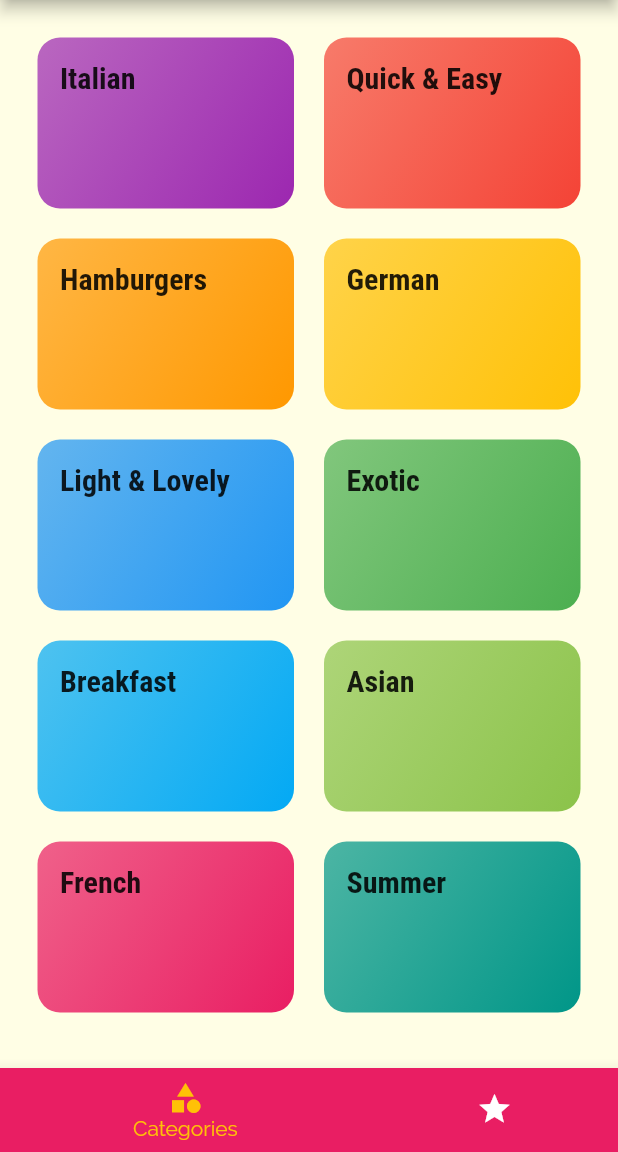
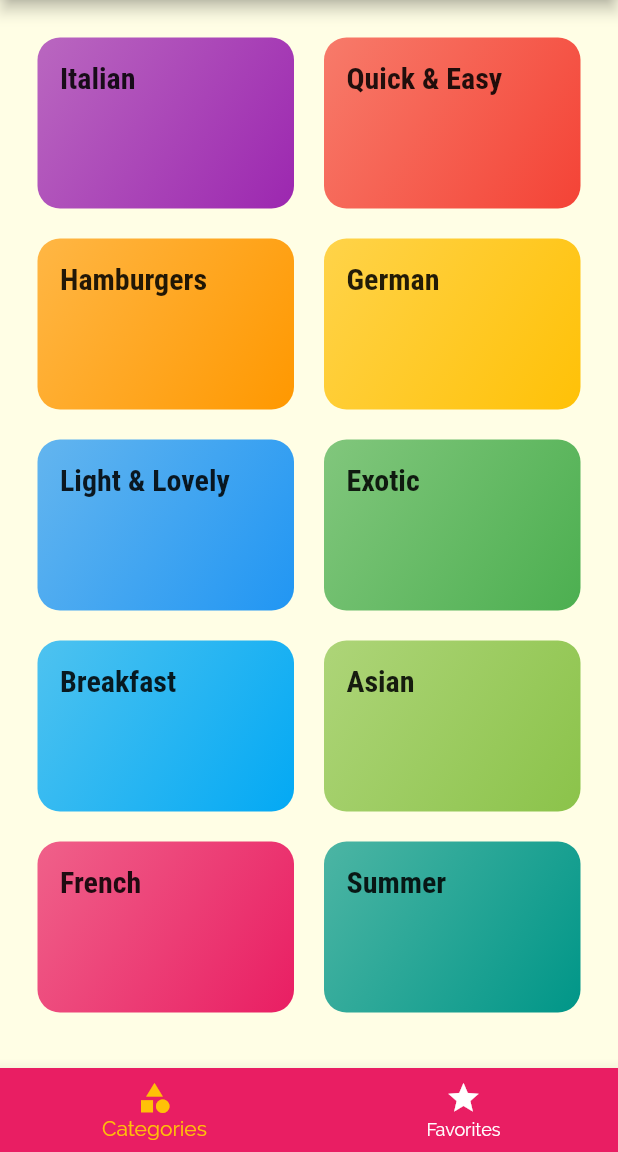
Before and after one commit to Reiko-Developer/MealsApp, a Flutter app: the screen it shows after launch, in the side drawer, after a tap on "Meals", on a phone screen of 412 x 824 dp, the part 84-1236 px from its top. Run offline on Flutter 3.47's test engine with Material 2 defaults, Android fonts, the phone set to English and light mode, and no system bars.

```diff
--- a/lib/screens/categories_screen.dart
+++ b/lib/screens/categories_screen.dart
@@ -1,17 +1,21 @@
 import 'package:flutter/material.dart';
 
 import '../dummy_data.dart';
-
 import '../widgets/category_item.dart';
 
 class CategoriesScreen extends StatelessWidget {
   @override
   Widget build(BuildContext context) {
     return GridView(
-      padding: EdgeInsets.all(25),
+      padding: const EdgeInsets.all(25),
       children: DUMMY_CATEGORIES
-          .map((catData) =>
-              CategoryItem(catData.id, catData.title, catData.color))
+          .map(
+            (catData) => CategoryItem(
+              catData.id,
+              catData.title,
+              catData.color,
+            ),
+          )
           .toList(),
       gridDelegate: SliverGridDelegateWithMaxCrossAxisExtent(
         maxCrossAxisExtent: 200,
--- a/lib/screens/tabs_screen.dart
+++ b/lib/screens/tabs_screen.dart
@@ -1,35 +1,36 @@
 import 'package:flutter/material.dart';
 
+import '../widgets/main_drawer.dart';
+import './favorites_screen.dart';
+import './categories_screen.dart';
 import '../models/meal.dart';
 
-import './favorites_screen.dart';
-import './categories_screen.dart';
-import '../widgets/main_drawer.dart';
-
-class TabScreen extends StatefulWidget {
+class TabsScreen extends StatefulWidget {
   final List<Meal> favoriteMeals;
 
-  TabScreen(this.favoriteMeals);
+  TabsScreen(this.favoriteMeals);
 
   @override
-  _TabScreenState createState() => _TabScreenState();
+  _TabsScreenState createState() => _TabsScreenState();
 }
 
-class _TabScreenState extends State<TabScreen> {
+class _TabsScreenState extends State<TabsScreen> {
   List<Map<String, Object>> _pages;
-
   int _selectedPageIndex = 0;
 
-  //it's not posible to refer properties when inside the properties scope.
-  //_selectedPageIndex = _pages; //this gives an error.
-
   @override
-  initState() {
+  void initState() {
+    _pages = [
+      {
+        'page': CategoriesScreen(),
+        'title': 'Categories',
+      },
+      {
+        'page': FavoritesScreen(widget.favoriteMeals),
+        'title': 'Your Favorite',
+      },
+    ];
     super.initState();
-    _pages = [
-      {'page': CategoriesScreen(), 'title': 'Categories'},
-      {'page': FavoritesScreen(widget.favoriteMeals), 'title': 'Your Favorite'},
-    ];
   }
 
   void _selectPage(int index) {
@@ -52,10 +53,7 @@ class _TabScreenState extends State<TabScreen> {
         unselectedItemColor: Colors.white,
         selectedItemColor: Theme.of(context).accentColor,
         currentIndex: _selectedPageIndex,
-        unselectedFontSize: 12,
-        //standard is fixed.
-        //type: BottomNavigationBarType.fixed,
-        type: BottomNavigationBarType.shifting,
+        // type: BottomNavigationBarType.fixed,
         items: [
           BottomNavigationBarItem(
             backgroundColor: Theme.of(context).primaryColor,
@@ -66,7 +64,7 @@ class _TabScreenState extends State<TabScreen> {
             backgroundColor: Theme.of(context).primaryColor,
             icon: Icon(Icons.star),
             title: Text('Favorites'),
-          )
+          ),
         ],
       ),
     );
--- a/lib/widgets/main_drawer.dart
+++ b/lib/widgets/main_drawer.dart
@@ -3,20 +3,21 @@ import 'package:flutter/material.dart';
 import '../screens/filters_screen.dart';
 
 class MainDrawer extends StatelessWidget {
-  //Build the tiles on the Drawer
-  Widget buildListTile(
-      {@required String title, @required IconData icon, Function function}) {
+  Widget buildListTile(String title, IconData icon, Function tapHandler) {
     return ListTile(
-      leading: Icon(icon, size: 26),
+      leading: Icon(
+        icon,
+        size: 26,
+      ),
       title: Text(
         title,
         style: TextStyle(
           fontFamily: 'RobotoCondensed',
           fontSize: 24,
-            //FontWeight.w700 is the value for bold.
-            fontWeight: FontWeight.bold),
+          fontWeight: FontWeight.bold,
         ),
-      onTap: function,
+      ),
+      onTap: tapHandler,
     );
   }
 
@@ -36,24 +37,17 @@ class MainDrawer extends StatelessWidget {
               style: TextStyle(
                   fontWeight: FontWeight.w900,
                   fontSize: 30,
-                color: Theme.of(context).primaryColor,
+                  color: Theme.of(context).primaryColor),
             ),
           ),
+          SizedBox(
+            height: 20,
           ),
-          SizedBox(height: 20),
-          buildListTile(
-            icon: Icons.restaurant,
-            title: 'Meals',
-            function: () {
+          buildListTile('Meals', Icons.restaurant, () {
             Navigator.of(context).pushReplacementNamed('/');
-            },
-          ),
-          buildListTile(
-              icon: Icons.settings,
-              title: 'Settings',
-              function: () {
-                Navigator.of(context)
-                    .pushReplacementNamed(FiltersScreen.routeName);
+          }),
+          buildListTile('Filters', Icons.settings, () {
+            Navigator.of(context).pushReplacementNamed(FiltersScreen.routeName);
           }),
         ],
       ),
```
Also changed, not shown: lib/main.dart (+35 -44 lines), lib/screens/category_meals_screen.dart (+19 -30 lines), lib/screens/favorites_screen.dart (+11 -8 lines), lib/widgets/category_item.dart (+7 -9 lines), lib/widgets/meal_item.dart (+34 -25 lines). Lines whose indentation alone changed are shown as unchanged.
